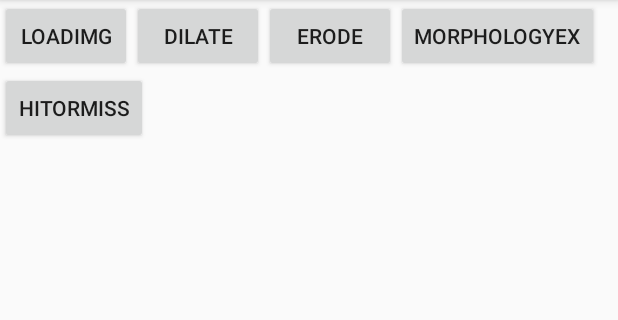
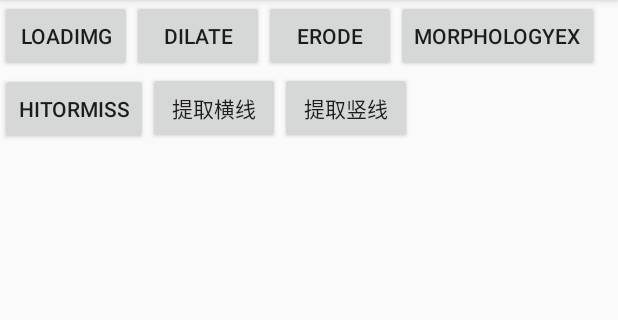
Before and after one commit to ArcGhh/opencv-demos, an Android app: the MorphologyActivity screen opened directly, with no data from a screen before it, on a phone screen of 412 x 824 dp, the part 84-404 px from its top. Run offline under Robolectric (Android 15) with nearby library versions, the phone set to English and light mode, and no system bars.

Commit message:
提取横线/竖线

```diff
--- a/app/src/main/res/layout/activity_morphology.xml
+++ b/app/src/main/res/layout/activity_morphology.xml
@@ -53,6 +53,18 @@
                 android:layout_width="wrap_content"
                 android:layout_height="wrap_content"
                 android:text="HitOrMiss" />
+
+            <Button
+                android:id="@+id/btnMorphologyExtHorLine"
+                android:layout_width="wrap_content"
+                android:layout_height="wrap_content"
+                android:text="提取横线" />
+
+            <Button
+                android:id="@+id/btnMorphologyExtVerLine"
+                android:layout_width="wrap_content"
+                android:layout_height="wrap_content"
+                android:text="提取竖线" />
         </LinearLayout>
 
         <ImageView
```
Also changed, not shown: app/src/main/java/com/demo/opencvdemos/imgproc/morphology/MorphologyActivity.java (+102 -10 lines).
